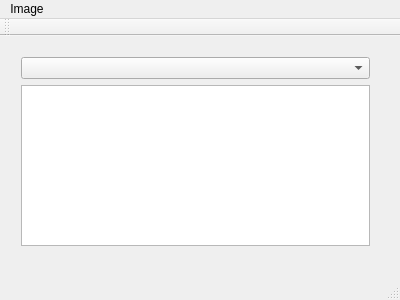
This is Viewer.ui in dmitrj-pro/3DViewer as Qt 5 draws it before an edit. The edited form follows.
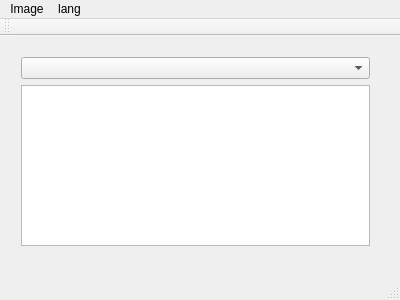
This is the edited form.

What changed in the file:
```diff
--- a/Viewer.ui
+++ b/Viewer.ui
@@ -59,7 +59,15 @@
     </widget>
     <addaction name="menuDraw_Type"/>
    </widget>
+   <widget class="QMenu" name="menuLang">
+    <property name="title">
+     <string>lang</string>
+    </property>
+    <addaction name="actionRus"/>
+    <addaction name="actionEng"/>
+   </widget>
    <addaction name="menuImage"/>
+   <addaction name="menuLang"/>
   </widget>
   <widget class="QToolBar" name="mainToolBar">
    <attribute name="toolBarArea">
```
Left out of the diff: 33 changed lines with no effect on the pictures.
